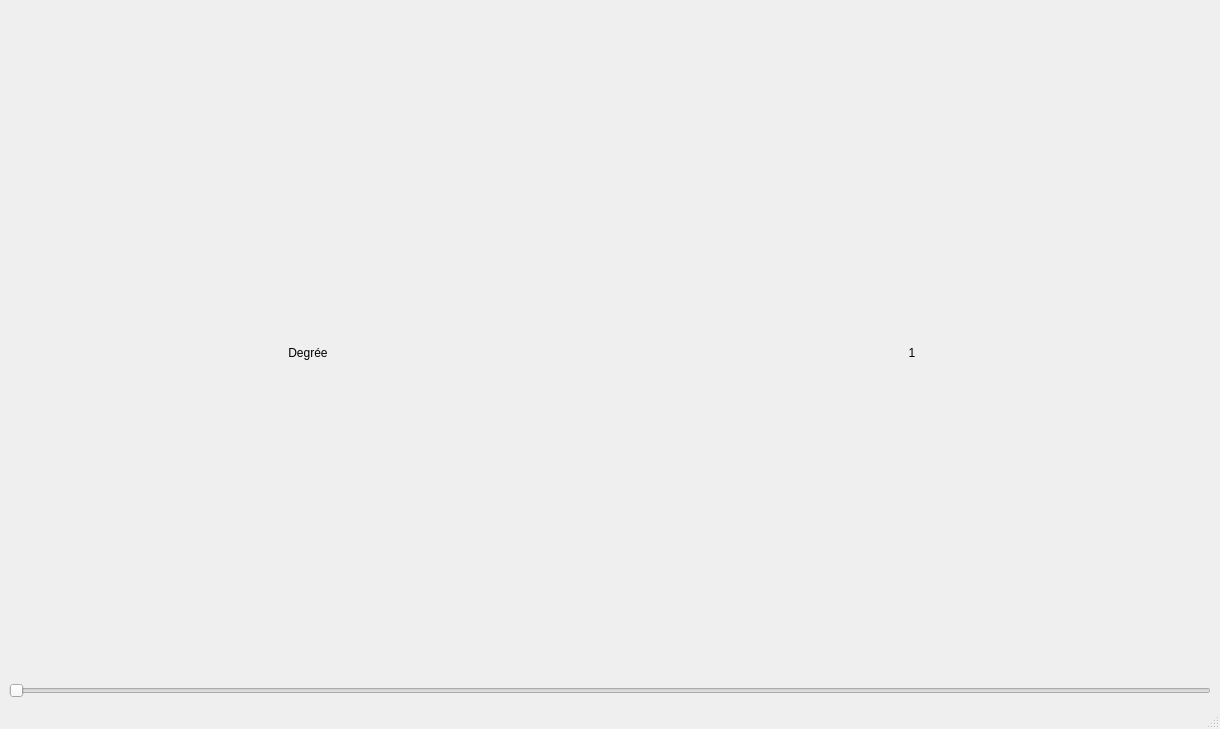
This is mainwindow.ui in RemNX/Polynomial as Qt 5 draws it before an edit. The edited form follows.
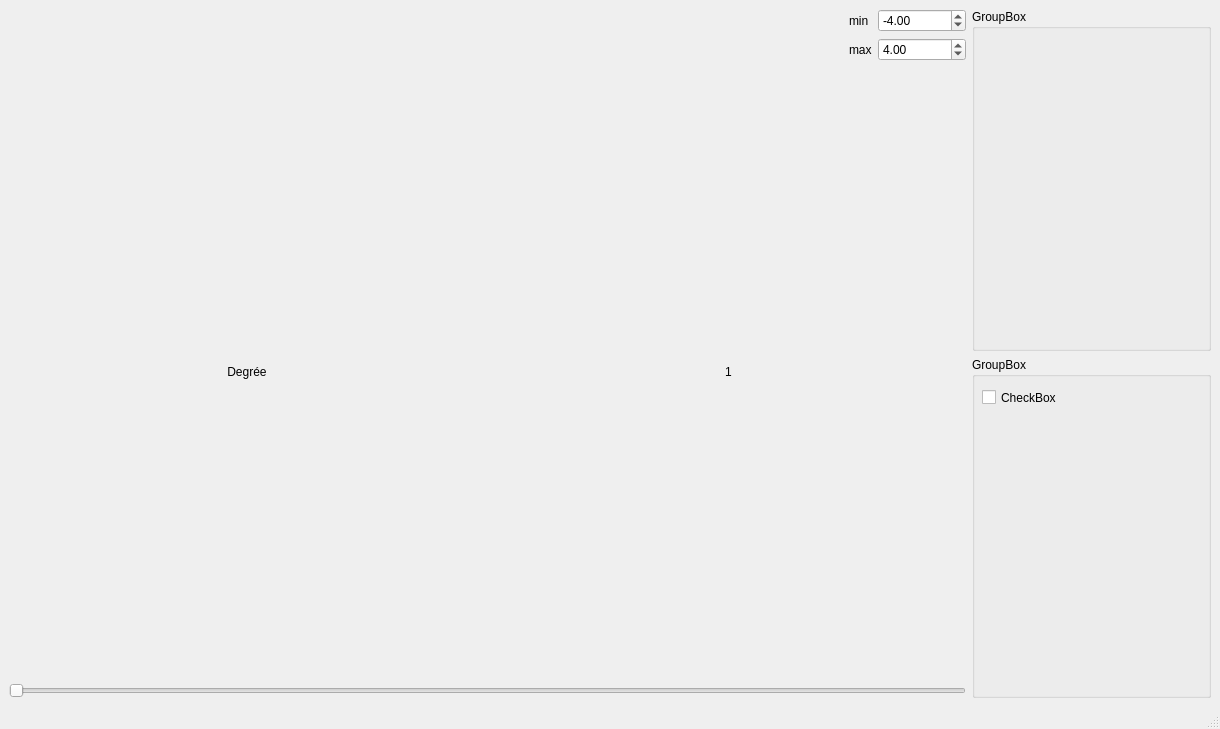
This is the edited form.

Patch:
```diff
--- a/mainwindow.ui
+++ b/mainwindow.ui
@@ -14,7 +14,11 @@
    <string>MainWindow</string>
   </property>
   <widget class="QWidget" name="centralwidget">
-   <layout class="QVBoxLayout" name="verticalLayout" stretch="0,5,1">
+   <layout class="QHBoxLayout" name="horizontalLayout_6" stretch="4,1">
+    <item>
+     <layout class="QVBoxLayout" name="graph_part" stretch="1,20,2">
+      <item>
+       <layout class="QHBoxLayout" name="horizontalLayout_4" stretch="10,1">
     <item>
      <widget class="QLabel" name="Title">
       <property name="text">
@@ -23,6 +27,52 @@
      </widget>
     </item>
     <item>
+         <layout class="QGridLayout" name="gridLayout" rowstretch="0,0" columnstretch="0,0">
+          <item row="1" column="0">
+           <widget class="QLabel" name="label">
+            <property name="text">
+             <string>max</string>
+            </property>
+           </widget>
+          </item>
+          <item row="0" column="0">
+           <widget class="QLabel" name="label_3">
+            <property name="text">
+             <string>min</string>
+            </property>
+           </widget>
+          </item>
+          <item row="0" column="1">
+           <widget class="QDoubleSpinBox" name="input_min">
+            <property name="minimum">
+             <double>-1000000.000000000000000</double>
+            </property>
+            <property name="maximum">
+             <double>1000000.000000000000000</double>
+            </property>
+            <property name="value">
+             <double>-4.000000000000000</double>
+            </property>
+           </widget>
+          </item>
+          <item row="1" column="1">
+           <widget class="QDoubleSpinBox" name="input_max">
+            <property name="minimum">
+             <double>-1000000.000000000000000</double>
+            </property>
+            <property name="maximum">
+             <double>1000000.000000000000000</double>
+            </property>
+            <property name="value">
+             <double>4.000000000000000</double>
+            </property>
+           </widget>
+          </item>
+         </layout>
+        </item>
+       </layout>
+      </item>
+      <item>
      <layout class="QVBoxLayout" name="display_graph"/>
     </item>
     <item>
@@ -57,8 +107,11 @@
          <layout class="QHBoxLayout" name="horizontalLayout_3">
           <item>
            <widget class="QSlider" name="input_input">
+              <property name="minimum">
+               <number>1</number>
+              </property>
             <property name="maximum">
-             <number>5</number>
+               <number>6</number>
             </property>
             <property name="orientation">
              <enum>Qt::Orientation::Horizontal</enum>
@@ -71,6 +124,52 @@
       </item>
       <item>
        <layout class="QHBoxLayout" name="input_layout"/>
+        </item>
+       </layout>
+      </item>
+     </layout>
+    </item>
+    <item>
+     <layout class="QVBoxLayout" name="output_part">
+      <item>
+       <widget class="QGroupBox" name="groupBox_2">
+        <property name="title">
+         <string>GroupBox</string>
+        </property>
+        <widget class="QLabel" name="point_value_output">
+         <property name="geometry">
+          <rect>
+           <x>10</x>
+           <y>30</y>
+           <width>141</width>
+           <height>16</height>
+          </rect>
+         </property>
+         <property name="text">
+          <string/>
+         </property>
+        </widget>
+       </widget>
+      </item>
+      <item>
+       <widget class="QGroupBox" name="groupBox">
+        <property name="title">
+         <string>GroupBox</string>
+        </property>
+        <widget class="QCheckBox" name="checkBox">
+         <property name="geometry">
+          <rect>
+           <x>10</x>
+           <y>30</y>
+           <width>77</width>
+           <height>21</height>
+          </rect>
+         </property>
+         <property name="text">
+          <string>CheckBox</string>
+         </property>
+        </widget>
+       </widget>
       </item>
      </layout>
     </item>
```
Lines whose indentation alone changed are shown as unchanged.
